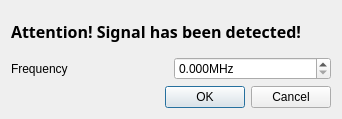
Before: the Qt Designer form src/ARM_R_viewCore/SignalDetectedDialog.ui in nevaeh82/arm_r, drawn with Qt 5.
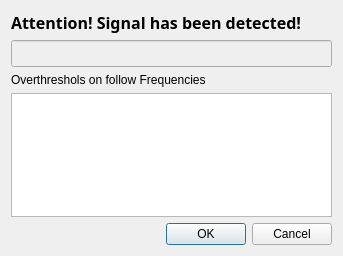
After: the same form once the commit is applied.

Commit message: ------------------------------------------------------------------------ r5401 | apavlov | 2014-06-08 12:47:50 +0400 (Вс, 08 июн 2014) | 1 line

Diff of the .ui file:
```diff
--- a/src/ARM_R_viewCore/SignalDetectedDialog.ui
+++ b/src/ARM_R_viewCore/SignalDetectedDialog.ui
@@ -6,14 +6,35 @@
    <rect>
     <x>0</x>
     <y>0</y>
-    <width>342</width>
-    <height>119</height>
+    <width>343</width>
+    <height>256</height>
    </rect>
   </property>
   <property name="windowTitle">
    <string>Dialog</string>
   </property>
   <layout class="QGridLayout" name="gridLayout">
+   <item row="3" column="0">
+    <widget class="QTextEdit" name="teDetected">
+     <property name="readOnly">
+      <bool>true</bool>
+     </property>
+     <property name="tabStopWidth">
+      <number>8000</number>
+     </property>
+    </widget>
+   </item>
+   <item row="2" column="0">
+    <layout class="QHBoxLayout" name="horizontalLayout">
+     <item>
+      <widget class="QLabel" name="lblFreq">
+       <property name="text">
+        <string>Overthreshols on follow Frequencies</string>
+       </property>
+      </widget>
+     </item>
+    </layout>
+   </item>
    <item row="0" column="0">
     <widget class="QLabel" name="lblMessage">
      <property name="font">
@@ -35,31 +56,7 @@
      </property>
     </widget>
    </item>
-   <item row="1" column="0">
-    <layout class="QHBoxLayout" name="horizontalLayout">
-     <item>
-      <widget class="QLabel" name="lblFreq">
-       <property name="text">
-        <string>Frequency</string>
-       </property>
-      </widget>
-     </item>
-     <item>
-      <widget class="QDoubleSpinBox" name="dspFreq">
-       <property name="suffix">
-        <string>MHz</string>
-       </property>
-       <property name="decimals">
-        <number>3</number>
-       </property>
-       <property name="maximum">
-        <double>700000000.000000000000000</double>
-       </property>
-      </widget>
-     </item>
-    </layout>
-   </item>
-   <item row="2" column="0">
+   <item row="4" column="0">
     <widget class="QDialogButtonBox" name="buttonBox">
      <property name="orientation">
       <enum>Qt::Horizontal</enum>
@@ -69,6 +66,26 @@
      </property>
     </widget>
    </item>
+   <item row="1" column="0">
+    <widget class="QLineEdit" name="leName">
+     <property name="enabled">
+      <bool>false</bool>
+     </property>
+     <property name="font">
+      <font>
+       <pointsize>12</pointsize>
+       <weight>75</weight>
+       <bold>true</bold>
+      </font>
+     </property>
+     <property name="maxLength">
+      <number>20</number>
+     </property>
+     <property name="alignment">
+      <set>Qt::AlignCenter</set>
+     </property>
+    </widget>
+   </item>
   </layout>
  </widget>
  <resources/>
```
The commit also changes 33 other files.
